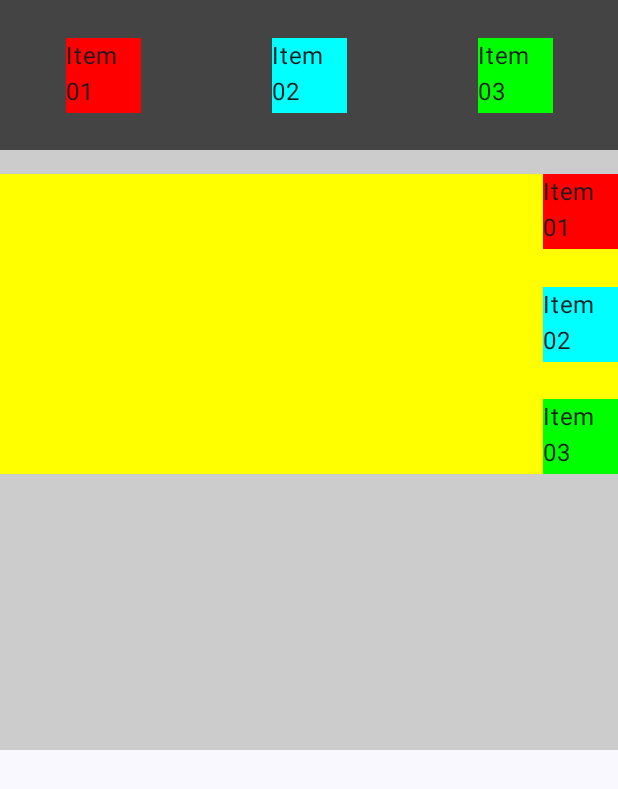
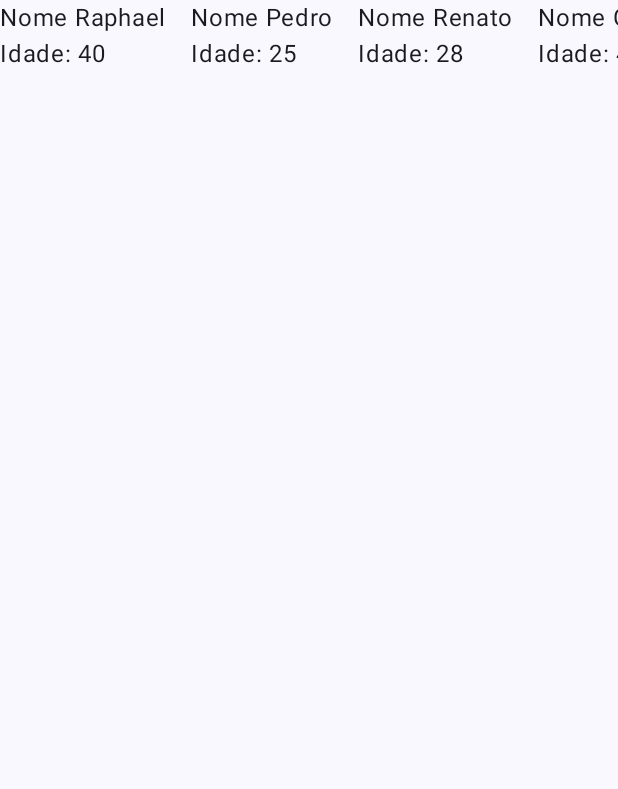
Before and after one commit to fatec-registro-yuri-villanova/compose-intro, an Android app built with Jetpack Compose: the screen it shows after launch (MainActivity), on a phone screen of 412 x 824 dp. Shown: the top 789 px of the screen. Run offline under Robolectric (Android 15) with nearby library versions, the phone set to English and light mode, and no system bars.

Commit message:
feat: Introduce LazyColumn and LazyRow components
This commit adds two new composable functions for displaying lists of items:

- **`LazyColumnComponent`**: Displays a vertically scrollable list of `User` objects. Each item shows the user's name and age.
- **`LazyRowComponent`**: Displays a horizontally scrollable list of `User` objects, similarly showing name and age for each user.

A new data class `User` (with `name` and `age` properties) has been created to support these components.

The `MainActivity` has been updated to showcase `LazyRowComponent` by default, with `LazyColumnComponent` commented out but available for easy switching.

```diff
--- a/app/src/main/java/com/fatec/composeintro/MainActivity.kt
+++ b/app/src/main/java/com/fatec/composeintro/MainActivity.kt
@@ -12,6 +12,8 @@ import androidx.compose.material3.Text
 import androidx.compose.runtime.Composable
 import androidx.compose.ui.Modifier
 import androidx.compose.ui.tooling.preview.Preview
+import com.fatec.composeintro.lazy.LazyColumnComponent
+import com.fatec.composeintro.lazy.LazyRowComponent
 import com.fatec.composeintro.ui.screens.modifier.AlignmentDemoScreen
 import com.fatec.composeintro.ui.theme.ComposeIntroTheme
 
@@ -34,7 +36,9 @@ class MainActivity : ComponentActivity() {
 //                    FuelCalculatorScreen()
 //                        TaxCalculatorScreen()
 //                        ModifierScreen()
-                        AlignmentDemoScreen()
+//                        AlignmentDemoScreen()
+//                        LazyColumnComponent()
+                        LazyRowComponent()
                     }
                 }
             }
--- /dev/null
+++ b/app/src/main/java/com/fatec/composeintro/lazy/LazyRowComponent.kt
@@ -0,0 +1,47 @@
+package com.fatec.composeintro.lazy
+
+import androidx.compose.foundation.layout.Column
+import androidx.compose.foundation.layout.Row
+import androidx.compose.foundation.layout.Spacer
+import androidx.compose.foundation.layout.width
+import androidx.compose.foundation.lazy.LazyRow
+import androidx.compose.foundation.lazy.items
+import androidx.compose.material3.Text
+import androidx.compose.runtime.Composable
+import androidx.compose.ui.Modifier
+import androidx.compose.ui.tooling.preview.Preview
+import androidx.compose.ui.unit.dp
+import com.fatec.composeintro.ui.theme.ComposeIntroTheme
+
+
+@Composable
+fun LazyRowComponent(
+    modifier: Modifier = Modifier
+) {
+    val userList = listOf(
+        User(name = "Raphael", 40),
+        User(name = "Pedro", 25),
+        User(name = "Renato", 28),
+        User(name = "Giba", 40),
+        User(name = "Raphael", 40),
+    )
+    LazyRow {
+        items(userList) { user ->
+            Row {
+                Column {
+                    Text("Nome ${user.name}")
+                    Text("Idade: ${user.age}")
+                }
+                Spacer(Modifier.width(16.dp))
+            }
+        }
+    }
+}
+
+@Preview(showBackground = true)
+@Composable
+private fun LazyRowComponentPreview() {
+    ComposeIntroTheme {
+        LazyRowComponent()
+    }
+}
--- /dev/null
+++ b/app/src/main/java/com/fatec/composeintro/lazy/User.kt
@@ -0,0 +1,6 @@
+package com.fatec.composeintro.lazy
+
+data class User (
+    val name:String,
+    val age:Int
+)
```
Also changed, not shown: app/src/main/java/com/fatec/composeintro/lazy/LazyColumnComponent.kt (added, +55 -0 lines).
